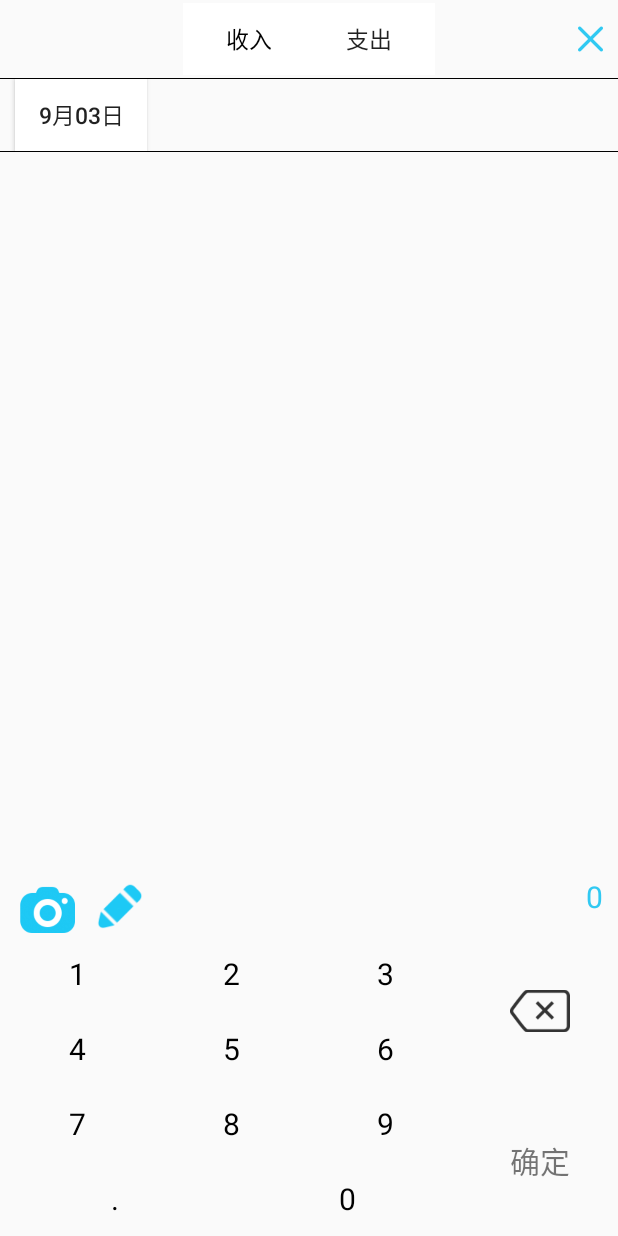
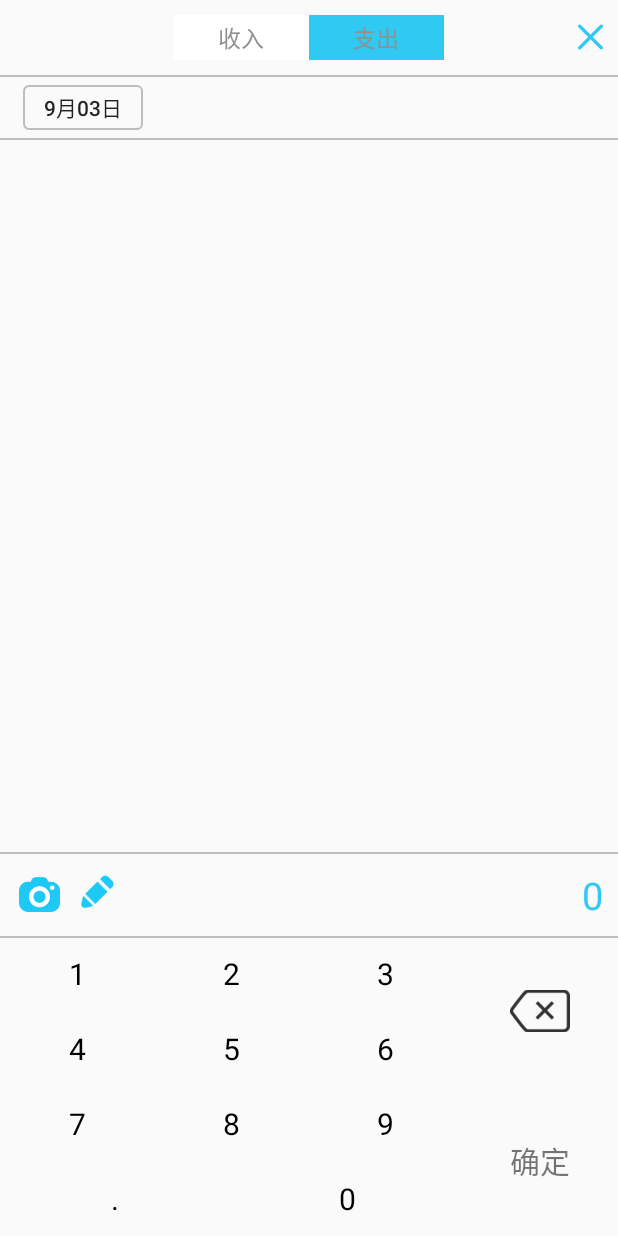
Before and after one commit to Shine-Zhang/MyAccount, an Android app: the layout activity_add_record.xml on its own in the app's theme, with its tools: preview values and no code run, on a phone screen of 412 x 824 dp. Run offline under Robolectric (Android 15) with nearby library versions, the phone set to English and light mode, and no system bars.

Commit message:
Merge branch 'master' of https://github.com/Shine-Zhang/MyAccount
Conflicts:
	.idea/gradle.xml
	app/src/main/AndroidManifest.xml

```diff
--- a/app/src/main/java/com/example/zs/addPage/IncomePage.java
+++ b/app/src/main/java/com/example/zs/addPage/IncomePage.java
@@ -2,6 +2,7 @@ package com.example.zs.addPage;
 
 import android.content.Context;
 import android.graphics.Bitmap;
+import android.support.v7.widget.RecyclerView;
 import android.view.View;
 import android.view.ViewGroup;
 import android.widget.BaseAdapter;
@@ -23,6 +24,8 @@ public class IncomePage extends AddBasePage {
     @Override
     public View initView() {
         GridView gridView = new GridView(ctx);
+      /*  RecyclerView recyclerView = new RecyclerView(ctx);
+        recyclerView.setAdapter();*/
         gridView.setNumColumns(COLUMS_NUMBER);
         gridView.setAdapter(new MyGridViewAdapter());
         return gridView;
--- a/app/src/main/java/com/example/zs/addPage/PayOutPage.java
+++ b/app/src/main/java/com/example/zs/addPage/PayOutPage.java
@@ -37,8 +37,8 @@ public class PayOutPage extends AddBasePage {
         gridView.setAdapter(new MyGridViewAdapter());
         return gridView;
     }
-    int[] icons = {R.drawable.ic_default_wish,R.drawable.ic_default_wish,R.drawable.ic_default_wish,
-            R.drawable.ic_default_wish,R.drawable.ic_default_wish,R.drawable.ic_default_wish,
+    int[] icons = {R.drawable.ic_2_yellow,R.drawable.ic_3_yellow,R.drawable.ic_default_wish,
+            R.drawable.ic_4_yellow,R.drawable.ic_5_yellow,R.drawable.ic_default_wish,
             R.drawable.ic_default_wish,R.drawable.ic_default_wish,R.drawable.ic_default_wish};
     String [] contents ={"一般","一般","一般","一般","一般","一般","一般","一般",
             "一般","一般","一般","一般","一般","一般","一般","一般"};
--- a/app/src/main/java/com/example/zs/pager/AccountPager.java
+++ b/app/src/main/java/com/example/zs/pager/AccountPager.java
@@ -1,5 +1,6 @@
 package com.example.zs.pager;
 
+import android.app.Activity;
 import android.view.View;
 import android.view.ViewGroup;
 import android.widget.BaseAdapter;
@@ -21,6 +22,11 @@ public class AccountPager extends BasePager{
 
     private  String[] testDataSource = new String[]{"徐凤年","邓太阿","轩辕青锋","南宫仆射","姜娰","洛阳","孙寅","苟有方","陈芝报",
                                                         "楼荒","与新郎","宫半阙","李淳罡"};
+
+    public AccountPager(Activity activity) {
+        super(activity);
+    }
+
     /**
      * 通过填充布局文件的方式，从而得到整个明细r页面的view以及其中的的各个子控件
      * @return 返回通过布局文件填充得到的View对象
--- /dev/null
+++ b/app/src/main/res/drawable/bg_addbutton_choice.xml
@@ -0,0 +1,23 @@
+<?xml version="1.0" encoding="utf-8"?>
+<selector xmlns:android="http://schemas.android.com/apk/res/android">
+    <item android:state_selected="true" android:drawable="@drawable/w">
+        <shape
+            android:shape="rectangle">
+            <corners android:radius="10dp"/>
+            <stroke android:color="#31C9F2"
+                android:width="2px"/>
+            <size android:width="180dp"
+                android:height="30dp"/>
+        </shape>
+    </item>
+    <item android:drawable="@drawable/white">
+        <shape
+            android:shape="rectangle">
+            <corners android:radius="10dp"/>
+            <stroke android:color="#31C9F2"
+                android:width="2px"/>
+            <size android:width="180dp"
+                android:height="30dp"/>
+        </shape>
+    </item>
+</selector>
--- /dev/null
+++ b/app/src/main/res/drawable/bg_bttonrectangle_date.xml
@@ -0,0 +1,7 @@
+<?xml version="1.0" encoding="utf-8"?>
+<shape xmlns:android="http://schemas.android.com/apk/res/android"
+    android:shape="rectangle">
+    <corners android:radius="3dp"/>
+    <stroke android:color="#90909090"
+        android:width="2px"/>
+</shape>
--- a/app/src/main/res/layout/activity_add_record.xml
+++ b/app/src/main/res/layout/activity_add_record.xml
@@ -15,23 +15,27 @@
             android:layout_width="wrap_content"
             android:layout_height="wrap_content"
             android:layout_centerInParent="true"
-            android:layout_marginTop="2dp"
-            android:layout_marginBottom="2dp">
+            android:layout_marginTop="10dp"
+            android:layout_marginBottom="10dp"
+            >
             <Button
                 android:id="@+id/btn_addRecordActivity_income"
-                android:layout_width="wrap_content"
-                android:layout_height="wrap_content"
-                android:background="#fff"
-                android:textColor="#000"
+                android:layout_width="90dp"
+                android:layout_height="30dp"
+                android:background="@drawable/bg_addbutton_choice"
+                android:textColor="#ff909090"
                 android:textSize="15sp"
+                android:onClick="switchPage"
                 android:text="收入"
-                android:layout_marginRight="-8dp"/>
+                />
             <Button
                 android:id="@+id/btn_addRecordActivity_payout"
-                android:layout_width="wrap_content"
-                android:layout_height="wrap_content"
-                android:background="#fff"
+                android:layout_width="90dp"
+                android:layout_height="30dp"
+                android:background="@drawable/w"
+                android:textColor="#ff909090"
                 android:textSize="15sp"
+                android:onClick="switchPage"
                 android:text="支出"/>
         </LinearLayout>
         <ImageView
@@ -46,29 +50,31 @@
     <View
         android:id="@+id/view_whiteTop"
         android:layout_width="match_parent"
-        android:layout_height="1px"
-        android:background="#000"
+        android:layout_height="2px"
+        android:background="#90909090"
         android:layout_below="@+id/rl_addRecordActivity_title"/>
     <RelativeLayout
         android:id="@+id/ll_addRecordActivity_time"
         android:layout_width="match_parent"
         android:layout_height="wrap_content"
-        android:layout_below="@+id/view_whiteTop">
+        android:layout_below="@+id/view_whiteTop"
+        android:layout_marginTop="5dp"
+        android:layout_marginBottom="5dp">
         <Button
             android:id="@+id/btn_addRecordActivity_time"
-            android:layout_width="wrap_content"
-            android:layout_height="wrap_content"
-            android:background="#fff"
-            android:textSize="15sp"
+            android:layout_width="80dp"
+            android:layout_height="30dp"
+            android:background="@drawable/bg_bttonrectangle_date"
+            android:textSize="14sp"
             android:onClick="choiceTime"
-            android:layout_marginLeft="10dp"
+            android:layout_marginLeft="15dp"
             android:text="9月03日"/>
     </RelativeLayout>
     <View
         android:id="@+id/view_whiteUp"
         android:layout_width="match_parent"
-        android:layout_height="1px"
-        android:background="#000"
+        android:layout_height="2px"
+        android:background="#90909090"
         android:layout_below="@+id/ll_addRecordActivity_time"/>
    <android.support.v4.view.ViewPager
        android:id="@+id/vp_addRecordActivity_content"
@@ -76,22 +82,31 @@
        android:layout_width="match_parent"
        android:layout_height="match_parent">
    </android.support.v4.view.ViewPager>
+    <View
+        android:id="@+id/view_whiteTop2"
+        android:layout_width="match_parent"
+        android:layout_height="2px"
+        android:background="#90909090"
+        android:layout_above="@+id/rl_addRecordActivity_remarks"/>
     <RelativeLayout
+        android:id="@+id/rl_addRecordActivity_remarks"
         android:layout_width="match_parent"
         android:layout_height="wrap_content"
+        android:layout_marginTop="10dp"
+        android:layout_marginBottom="10dp"
         android:layout_above="@+id/ll_addRecordActivity_keyboard"
        >
         <ImageView
             android:id="@+id/iv_addRecordActivity_photo"
-            android:layout_width="40dp"
-            android:layout_height="40dp"
+            android:layout_width="30dp"
+            android:layout_height="30dp"
             android:src="@drawable/ic_photo60_default"
             android:layout_marginLeft="10dp"
             android:layout_marginRight="10dp"/>
         <ImageView
             android:id="@+id/iv_addRecordActivity_remark"
-            android:layout_width="40dp"
-            android:layout_height="40dp"
+            android:layout_width="30dp"
+            android:layout_height="30dp"
             android:src="@drawable/ic_pen2_default"
             android:layout_toRightOf="@+id/iv_addRecordActivity_photo"/>
         <TextView
@@ -100,11 +115,17 @@
             android:layout_height="wrap_content"
             android:layout_alignParentRight="true"
             android:text="0"
-            android:textSize="20sp"
+            android:textSize="25sp"
             android:textColor="#31C9F2"
             android:layout_marginRight="10dp"
             />
     </RelativeLayout>
+    <View
+        android:id="@+id/view_whiteUp2"
+        android:layout_width="match_parent"
+        android:layout_height="2px"
+        android:background="#90909090"
+        android:layout_below="@+id/rl_addRecordActivity_remarks"/>
     <LinearLayout
         android:id="@id/ll_addRecordActivity_keyboard"
         android:layout_width="match_parent"
--- a/app/src/main/res/layout/page_addrecord_detail.xml
+++ b/app/src/main/res/layout/page_addrecord_detail.xml
@@ -3,10 +3,11 @@
     android:orientation="vertical"
     android:layout_width="match_parent"
     android:layout_height="match_parent">
-    <ImageView
+    <com.example.zs.view.CircleImageView
         android:id="@+id/iv_addPage_catagoryIcon"
         android:layout_width="40dp"
         android:layout_height="40dp"
+
         android:src="@drawable/ic_yue_default"
         android:layout_gravity="center"/>
     <TextView
```
Also changed, not shown: app/src/main/AndroidManifest.xml (+4 -4 lines), app/src/main/java/com/example/zs/dataBase/MyAddDB.java (added, +39 -0 lines), app/src/main/java/com/example/zs/myaccount/AddRecordActivity.java (+41 -7 lines), app/src/main/res/drawable/bg_bttonrectangle_title.xml (added, +7 -0 lines), app/src/main/res/layout/recyclerView_layout.xml (added, +11 -0 lines), app/src/main/res/drawable/ic_2_yellow.png (added), app/src/main/res/drawable/ic_3_yellow.png (added), app/src/main/res/drawable/ic_4_yellow.png (added), app/src/main/res/drawable/ic_5_yellow.png (added), app/src/main/res/drawable/ic_yifu_yellow.png (added), app/src/main/res/drawable/w.png (added), app/src/main/res/drawable/white.png (added).
